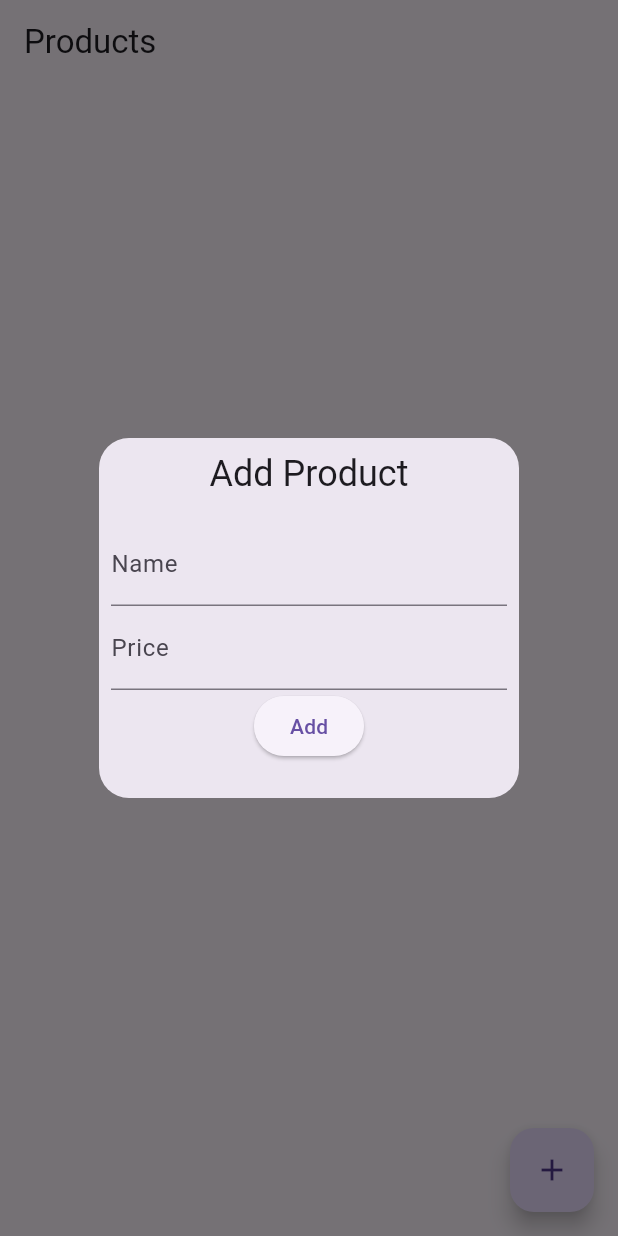
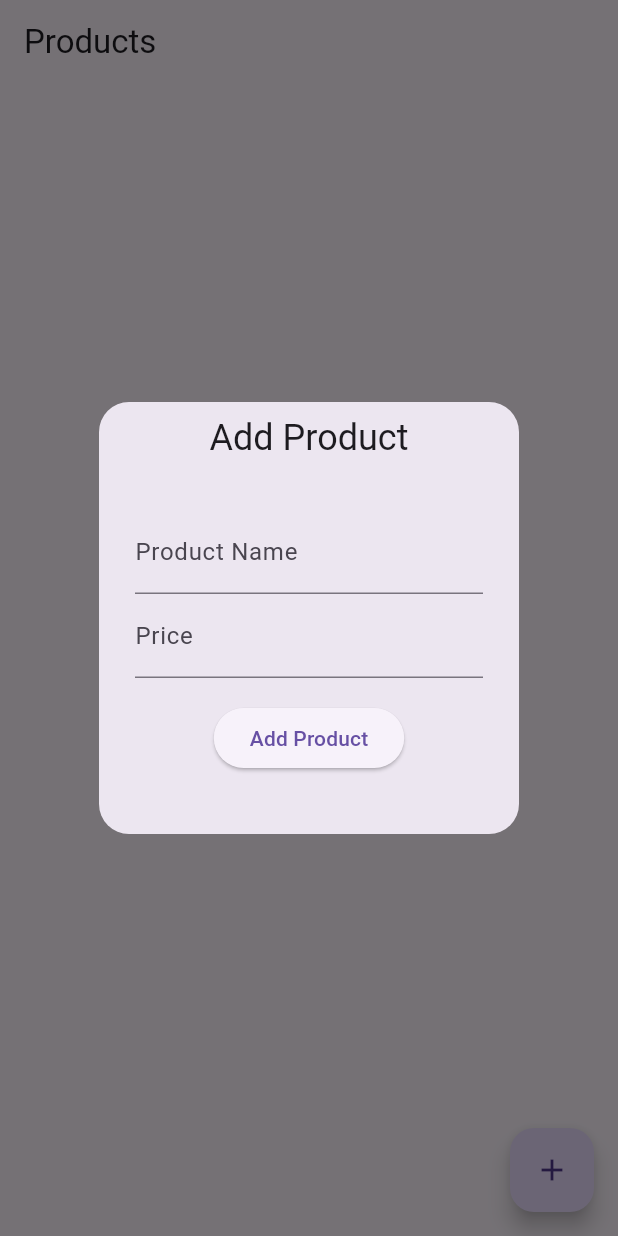
Before and after one commit to Sara800-ahm/my_flutter_api, a Flutter app: the screen it shows after launch, after a tap on the "add" icon, on a phone screen of 412 x 824 dp. Run offline on Flutter 3.47's test engine with Material 3 defaults, Android fonts, the phone set to English and light mode, and no system bars; our stand-ins replace get, sqflite; accounts and stored records are empty; network calls fail.

Commit message:
تعديلات جديدة

```diff
--- a/lib/api_service.dart
+++ b/lib/api_service.dart
@@ -3,9 +3,9 @@ import 'package:http/http.dart' as http;
 import 'product.dart';
 
 class ApiService {
-  final String baseUrl = 'http://192.168.194.12:3000/products';
+  final String baseUrl = 'http://192.168.148.12:3000/products';
 
-
+  // جلب المنتجات من الـ API
   Future<List<Product>> fetchProducts() async {
     final response = await http.get(Uri.parse(baseUrl));
     if (response.statusCode == 200) {
@@ -16,6 +16,7 @@ class ApiService {
     }
   }
 
+  // إضافة منتج جديد
   Future<void> addProduct(Product product) async {
     final response = await http.post(
       Uri.parse(baseUrl),
@@ -27,6 +28,7 @@ class ApiService {
     }
   }
 
+  // تحديث منتج
   Future<void> updateProduct(Product product) async {
     final response = await http.put(
       Uri.parse('$baseUrl/${product.id}'),
@@ -38,6 +40,7 @@ class ApiService {
     }
   }
 
+  // حذف منتج
   Future<void> deleteProduct(int id) async {
     final response = await http.delete(Uri.parse('$baseUrl/$id'));
     if (response.statusCode != 200) {
--- /dev/null
+++ b/lib/database_service.dart
@@ -0,0 +1,57 @@
+import 'dart:async';
+import 'package:path/path.dart';
+import 'package:sqflite/sqflite.dart';
+import 'product.dart';
+
+class DatabaseService {
+  static final DatabaseService _instance = DatabaseService._internal();
+  factory DatabaseService() => _instance;
+
+  DatabaseService._internal();
+
+  Database? _database;
+
+  Future<Database> get database async {
+    if (_database != null) return _database!;
+    _database = await _initDatabase();
+    return _database!;
+  }
+
+  Future<Database> _initDatabase() async {
+    final dbPath = await getDatabasesPath();
+    final path = join(dbPath, 'products.db');
+
+    return openDatabase(
+      path,
+      version: 1,
+      onCreate: (db, version) {
+        return db.execute('''
+          CREATE TABLE products (
+            id INTEGER PRIMARY KEY,
+            name TEXT,
+            price REAL
+          )
+        ''');
+      },
+    );
+  }
+
+  Future<void> insertProduct(Product product) async {
+    final db = await database;
+    await db.insert('products', product.toJson(), conflictAlgorithm: ConflictAlgorithm.replace);
+  }
+
+  Future<List<Product>> fetchProducts() async {
+    final db = await database;
+    final maps = await db.query('products');
+
+    return List.generate(maps.length, (i) {
+      return Product.fromJson(maps[i]);
+    });
+  }
+
+  Future<void> deleteProduct(int id) async {
+    final db = await database;
+    await db.delete('products', where: 'id = ?', whereArgs: [id]);
+  }
+}
--- a/lib/main.dart
+++ b/lib/main.dart
@@ -1,4 +1,5 @@
 import 'package:flutter/material.dart';
+import 'product_form.dart';
 import 'package:get/get.dart';
 import 'product_controller.dart';
 import 'product.dart';
@@ -76,45 +77,3 @@ class ProductScreen extends StatelessWidget {
     );
   }
 }
-
-class ProductForm extends StatelessWidget {
-  final Product? product;
-  final Function(Product) onSubmit;
-  final TextEditingController nameController = TextEditingController();
-  final TextEditingController priceController = TextEditingController();
-
-  ProductForm({this.product, required this.onSubmit}) {
-    if (product != null) {
-      nameController.text = product!.name;
-      priceController.text = product!.price.toString();
-    }
-  }
-
-  @override
-  Widget build(BuildContext context) {
-    return Column(
-      children: [
-        TextField(
-          controller: nameController,
-          decoration: InputDecoration(labelText: 'Name'),
-        ),
-        TextField(
-          controller: priceController,
-          decoration: InputDecoration(labelText: 'Price'),
-          keyboardType: TextInputType.number,
-        ),
-        ElevatedButton(
-          child: Text(product == null ? 'Add' : 'Update'),
-          onPressed: () {
-            final newProduct = Product(
-              id: product?.id ?? 0,
-              name: nameController.text,
-              price: double.parse(priceController.text),
-            );
-            onSubmit(newProduct);
-          },
-        ),
-      ],
-    );
-  }
-}
--- a/lib/product_controller.dart
+++ b/lib/product_controller.dart
@@ -1,21 +1,30 @@
 import 'package:get/get.dart';
 import 'api_service.dart';
 import 'product.dart';
+import 'database_service.dart';
 
 class ProductController extends GetxController {
   var products = <Product>[].obs;
   final ApiService _apiService = ApiService();
+  final DatabaseService _databaseService = DatabaseService();
 
   @override
   void onInit() {
-    fetchProducts();
+    syncWithLocalDatabase();
     super.onInit();
   }
 
-  void fetchProducts() async {
+  Future<void> syncWithLocalDatabase() async {
     try {
-      var fetchedProducts = await _apiService.fetchProducts();
-      products.assignAll(fetchedProducts);
+      var localProducts = await _databaseService.fetchProducts();
+      products.assignAll(localProducts);
+
+      var apiProducts = await _apiService.fetchProducts();
+      for (var product in apiProducts) {
+        await _databaseService.insertProduct(product);
+      }
+
+      products.assignAll(await _databaseService.fetchProducts());
     } catch (e) {
       Get.snackbar('Error', e.toString());
     }
@@ -24,50 +33,35 @@ class ProductController extends GetxController {
   void addProduct(Product product) async {
     try {
       await _apiService.addProduct(product);
-
-    // أضف المنتج الجديد مباشرةً إلى القائمة المحلية
+      await _databaseService.insertProduct(product);
       products.add(product);
-
-    // إغلاق نافذة الحوار
       Get.back();
-
-    // رسالة نجاح
       Get.snackbar('Success', 'Product added successfully');
     } catch (e) {
       Get.snackbar('Error', e.toString());
     }
   }
 
-
   void updateProduct(Product product) async {
     try {
       await _apiService.updateProduct(product);
-
-    // تحديث المنتج في القائمة المحلية
+      await _databaseService.insertProduct(product);
       int index = products.indexWhere((p) => p.id == product.id);
       if (index != -1) {
         products[index] = product;
       }
-
-    // إغلاق نافذة الحوار
       Get.back();
-
-    // رسالة نجاح
       Get.snackbar('Success', 'Product updated successfully');
     } catch (e) {
       Get.snackbar('Error', e.toString());
     }
   }
 
-
   void deleteProduct(int id) async {
     try {
       await _apiService.deleteProduct(id);
-
-    // حذف المنتج من القائمة المحلية
+      await _databaseService.deleteProduct(id);
       products.removeWhere((product) => product.id == id);
-
-    // رسالة نجاح
       Get.snackbar('Success', 'Product deleted successfully');
     } catch (e) {
       Get.snackbar('Error', e.toString());
--- /dev/null
+++ b/lib/product_form.dart
@@ -0,0 +1,72 @@
+import 'package:flutter/material.dart';
+import 'package:get/get.dart';
+import 'product.dart';
+
+class ProductForm extends StatefulWidget {
+  final Product? product;
+  final Function(Product) onSubmit;
+
+  const ProductForm({Key? key, this.product, required this.onSubmit}) : super(key: key);
+
+  @override
+  _ProductFormState createState() => _ProductFormState();
+}
+
+class _ProductFormState extends State<ProductForm> {
+  final _formKey = GlobalKey<FormState>();
+  final TextEditingController nameController = TextEditingController();
+  final TextEditingController priceController = TextEditingController();
+
+  @override
+  void initState() {
+    super.initState();
+    if (widget.product != null) {
+      nameController.text = widget.product!.name;
+      priceController.text = widget.product!.price.toString();
+    }
+  }
+
+  void _submitForm() {
+    if (_formKey.currentState!.validate()) {
+      final newProduct = Product(
+        id: widget.product?.id ?? DateTime.now().millisecondsSinceEpoch, // توليد ID في حالة الإضافة
+        name: nameController.text,
+        price: double.parse(priceController.text),
+      );
+
+      widget.onSubmit(newProduct);
+      Get.back();
+    }
+  }
+
+  @override
+  Widget build(BuildContext context) {
+    return Padding(
+      padding: const EdgeInsets.all(16.0),
+      child: Form(
+        key: _formKey,
+        child: Column(
+          mainAxisSize: MainAxisSize.min,
+          children: [
+            TextFormField(
+              controller: nameController,
+              decoration: InputDecoration(labelText: 'Product Name'),
+              validator: (value) => value!.isEmpty ? 'Please enter a name' : null,
+            ),
+            TextFormField(
+              controller: priceController,
+              decoration: InputDecoration(labelText: 'Price'),
+              keyboardType: TextInputType.number,
+              validator: (value) => value!.isEmpty ? 'Please enter a price' : null,
+            ),
+            SizedBox(height: 16),
+            ElevatedButton(
+              onPressed: _submitForm,
+              child: Text(widget.product == null ? 'Add Product' : 'Update Product'),
+            ),
+          ],
+        ),
+      ),
+    );
+  }
+}
--- a/pubspec.yaml
+++ b/pubspec.yaml
@@ -31,7 +31,8 @@ dependencies:
   flutter:
     sdk: flutter
   get: ^4.6.5
-  http: ^1.2.2  # تأكد من استخدام النسخة 1.2.2 أو ما يعادلها
+  http: ^1.2.2
+  image_picker: ^0.8.5+3  # تأكد من استخدام النسخة 1.2.2 أو ما يعادلها
 
 
 
@@ -39,6 +40,8 @@ dependencies:
   # The following adds the Cupertino Icons font to your application.
   # Use with the CupertinoIcons class for iOS style icons.
   cupertino_icons: ^1.0.8
+  sqflite: ^2.4.1
+  path: ^1.9.0
 
 dev_dependencies:
   flutter_test:
```
Also changed, not shown: pubspec.lock, 6 other files. Lines whose indentation alone changed are shown as unchanged.
